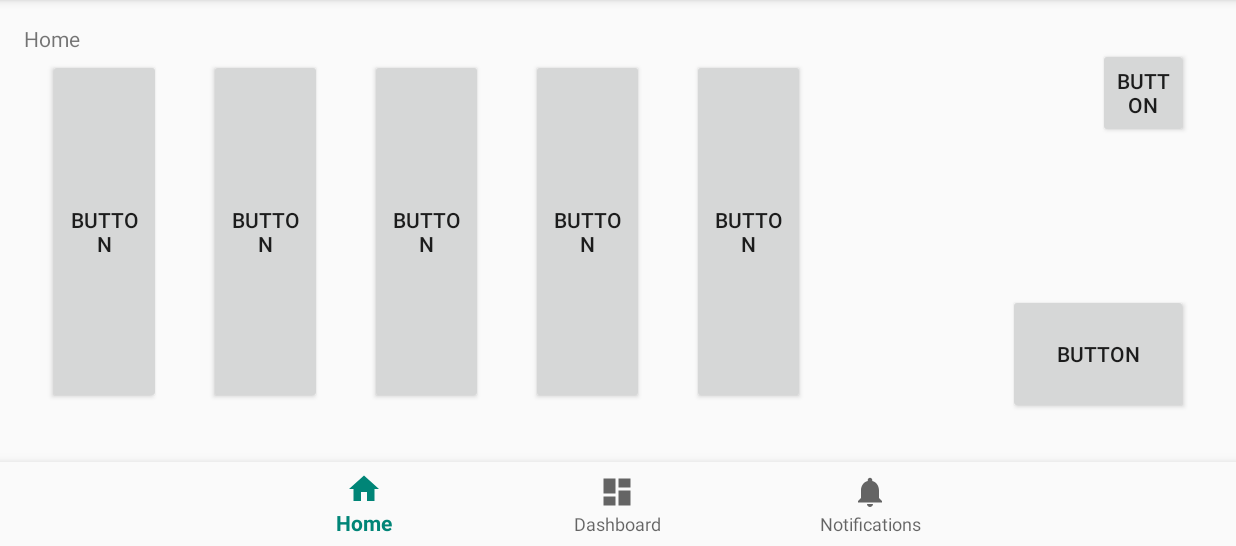
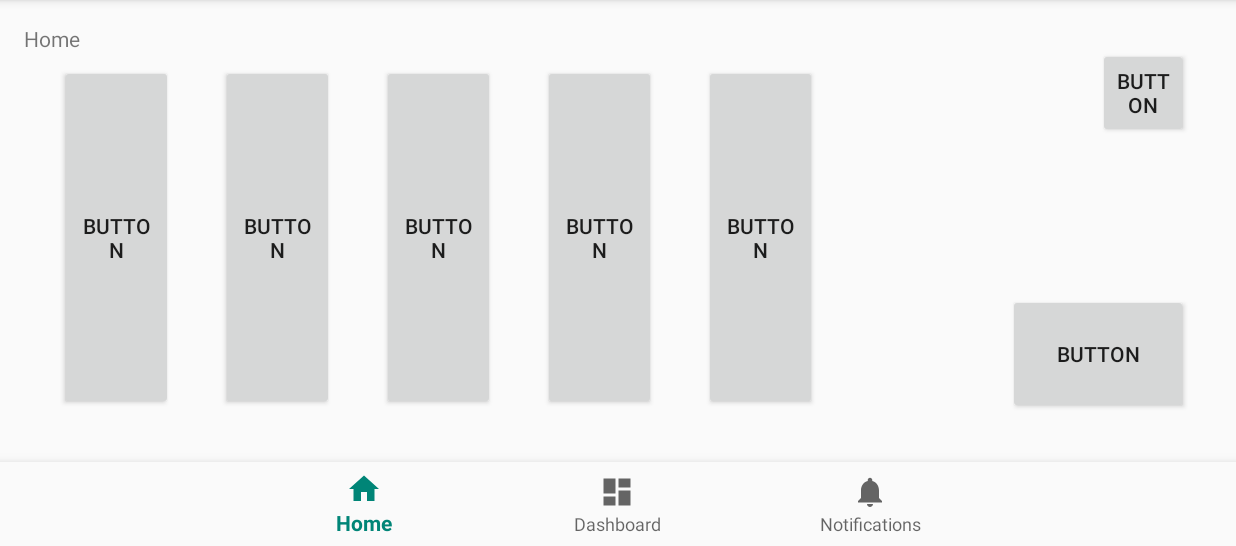
Before and after one commit to DaddyPool/DaddyBoard, an Android app: the screen it shows after launch (MainActivity), on a phone screen of 824 x 412 dp (held sideways), the part 72-618 px from its top. Run offline under Robolectric (Android 15) with nearby library versions, the phone set to English and light mode, and no system bars.

Commit message:
デザイン下書き　メインページ　設定ページ

```diff
--- a/app/src/main/res/layout/activity_main.xml
+++ b/app/src/main/res/layout/activity_main.xml
@@ -28,7 +28,17 @@
         app:layout_constraintBottom_toBottomOf="parent"
         app:layout_constraintLeft_toLeftOf="parent"
         app:layout_constraintRight_toRightOf="parent"
-        app:menu="@menu/navigation" />
+        app:menu="@menu/navigation" >
+    </android.support.design.widget.BottomNavigationView>
+
+    <LinearLayout
+        android:layout_width="wrap_content"
+        android:layout_height="wrap_content"
+        android:layout_marginStart="8dp"
+        android:orientation="horizontal"
+        app:layout_constraintStart_toStartOf="parent"
+        app:layout_constraintTop_toBottomOf="@+id/message">
+
 
         <Button
             android:id="@+id/button"
@@ -90,6 +100,8 @@
             app:layout_constraintStart_toEndOf="@+id/button4"
             app:layout_constraintTop_toTopOf="parent" />
 
+    </LinearLayout>
+
     <Button
         android:id="@+id/button6"
         android:layout_width="120dp"
```
Lines whose indentation alone changed are shown as unchanged.
